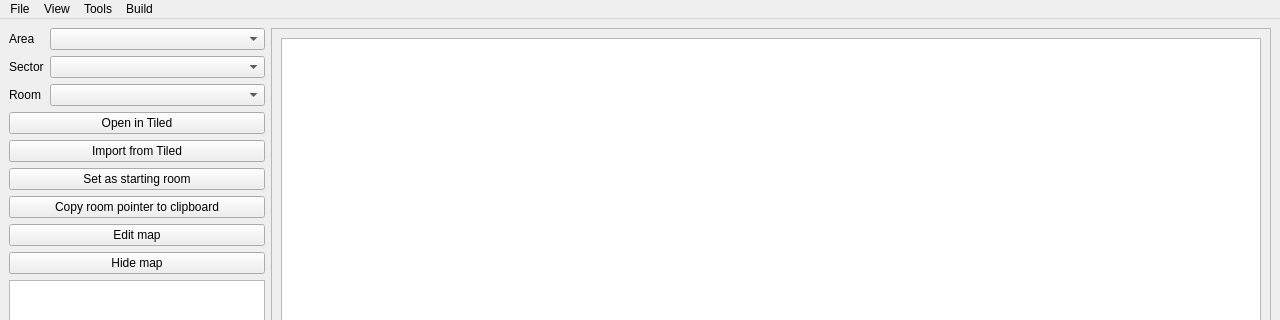
The window that dsvedit/main.ui (LagoLunatic/DSVEdit) describes before a commit, drawn with Qt 5; both pictures show x 0 to 1280 and y 0 to 320 of the 1280 by 768 pixel window.
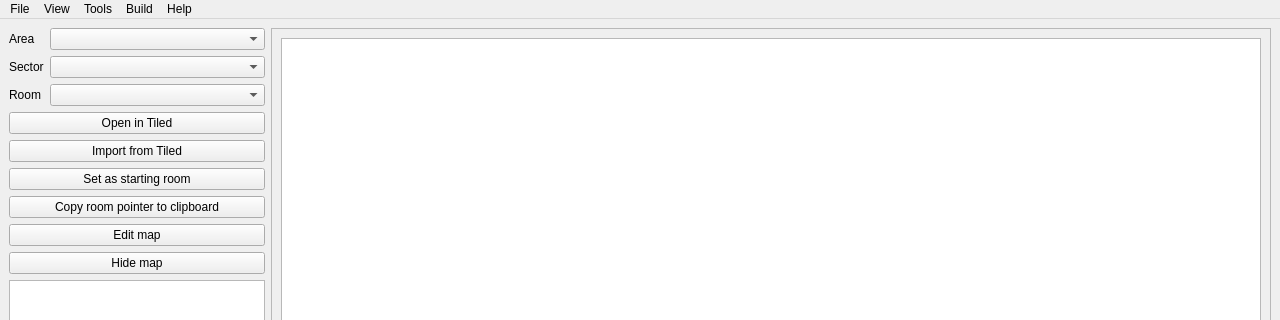
The same window after the commit. Icons and pictures are not drawn.

Commit message: Add about dialogs

What changed in the file:
```diff
--- a/dsvedit/main.ui
+++ b/dsvedit/main.ui
@@ -211,10 +211,17 @@
     <addaction name="actionCollision"/>
     <addaction name="actionLayers"/>
    </widget>
+   <widget class="QMenu" name="menuHelp">
+    <property name="title">
+     <string>Help</string>
+    </property>
+    <addaction name="actionAbout"/>
+   </widget>
    <addaction name="menuFile"/>
    <addaction name="menuView"/>
    <addaction name="menuTools"/>
    <addaction name="menuBuild"/>
+   <addaction name="menuHelp"/>
   </widget>
   <widget class="QStatusBar" name="statusbar"/>
   <action name="actionExtract_ROM">
```
Left out of the diff: 5 changed lines with no effect on the pictures. The commit also changes 3 other files.
